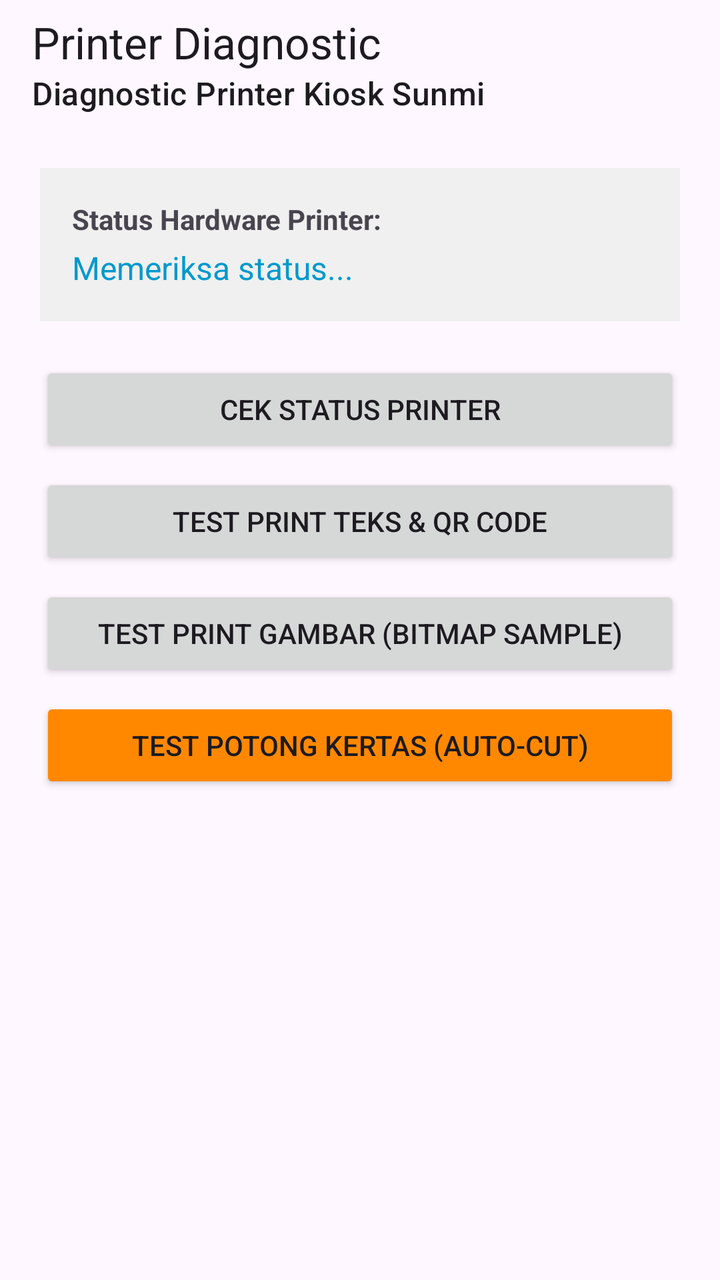
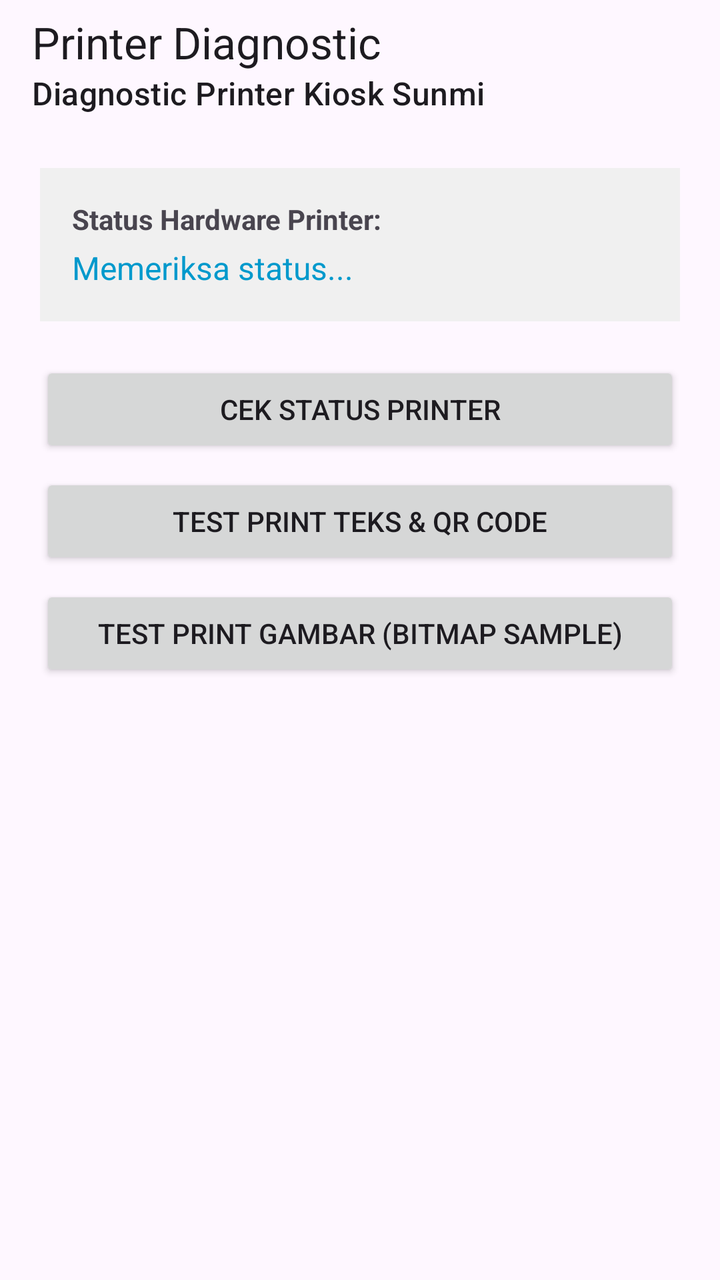

Compare the two renders of this Android layout. The source of the first and the diff that turns it into the second are given below.
<!-- AndroidManifest.xml: application theme Theme.MyApplication -->
<!-- res/layout/activity_printer_test.xml -->
<?xml version="1.0" encoding="utf-8"?>
<androidx.coordinatorlayout.widget.CoordinatorLayout xmlns:android="http://schemas.android.com/apk/res/android"
    xmlns:app="http://schemas.android.com/apk/res-auto"
    xmlns:tools="http://schemas.android.com/tools"
    android:id="@+id/main"
    android:layout_width="match_parent"
    android:layout_height="match_parent"
    tools:context=".PrinterTestActivity">

    <com.google.android.material.appbar.AppBarLayout
        android:layout_width="match_parent"
        android:layout_height="wrap_content"
        app:elevation="0dp">

        <com.google.android.material.appbar.MaterialToolbar
            android:id="@+id/toolbar"
            android:layout_width="match_parent"
            android:layout_height="?attr/actionBarSize"
            app:subtitle="@string/desc_printer_diagnostic"
            app:title="@string/printer_diagnostic" />
    </com.google.android.material.appbar.AppBarLayout>

    <androidx.core.widget.NestedScrollView
        android:layout_width="match_parent"
        android:layout_height="match_parent"
        app:layout_behavior="@string/appbar_scrolling_view_behavior">

        <LinearLayout
            android:layout_width="match_parent"
            android:layout_height="match_parent"
            android:orientation="vertical"
            android:padding="20dp"
            tools:context=".PrinterTestActivity">


            
            <LinearLayout
                android:layout_width="match_parent"
                android:layout_height="wrap_content"
                android:orientation="vertical"
                android:background="#F0F0F0"
                android:padding="16dp"
                android:layout_marginBottom="20dp">

                <TextView
                    android:layout_width="wrap_content"
                    android:layout_height="wrap_content"
                    android:text="Status Hardware Printer:"
                    android:textStyle="bold" />

                <TextView
                    android:id="@+id/tvPrinterStatus"
                    android:layout_width="wrap_content"
                    android:layout_height="wrap_content"
                    android:text="Memeriksa status..."
                    android:textSize="16sp"
                    android:textColor="@android:color/holo_blue_dark"
                    android:layout_marginTop="4dp"/>
            </LinearLayout>

            
            <Button
                android:id="@+id/btnCheckStatus"
                android:layout_width="match_parent"
                android:layout_height="wrap_content"
                android:text="Cek Status Printer"
                android:layout_marginBottom="8dp"/>

            <Button
                android:id="@+id/btnTestPrintText"
                android:layout_width="match_parent"
                android:layout_height="wrap_content"
                android:text="Test Print Teks &amp; QR Code"
                android:layout_marginBottom="8dp"/>

            <Button
                android:id="@+id/btnTestPrintBitmap"
                android:layout_width="match_parent"
                android:layout_height="wrap_content"
                android:text="Test Print Gambar (Bitmap Sample)"
                android:layout_marginBottom="8dp"/>

            <Button
                android:id="@+id/btnTestCutPaper"
                android:layout_width="match_parent"
                android:layout_height="wrap_content"
                android:text="Test Potong Kertas (Auto-Cut)"
                android:backgroundTint="@android:color/holo_orange_dark"
                android:layout_marginBottom="8dp"/>

        </LinearLayout>

    </androidx.core.widget.NestedScrollView>

</androidx.coordinatorlayout.widget.CoordinatorLayout>
<!-- resources referenced by this layout -->
<resources>
  <string name="desc_printer_diagnostic">Diagnostic Printer Kiosk Sunmi</string>
  <string name="printer_diagnostic">Printer Diagnostic</string>
  <style name="Theme.MyApplication" parent="Base.Theme.MyApplication" />
  <style name="Base.Theme.MyApplication" parent="Theme.Material3.DayNight.NoActionBar">
          
          
      </style>
</resources>

<!-- the commit's change to res/layout/activity_printer_test.xml (unified diff, before → after) -->
@@ -80,14 +80,6 @@
                 android:text="Test Print Gambar (Bitmap Sample)"
                 android:layout_marginBottom="8dp"/>
 
-            <Button
-                android:id="@+id/btnTestCutPaper"
-                android:layout_width="match_parent"
-                android:layout_height="wrap_content"
-                android:text="Test Potong Kertas (Auto-Cut)"
-                android:backgroundTint="@android:color/holo_orange_dark"
-                android:layout_marginBottom="8dp"/>
-
         </LinearLayout>
 
     </androidx.core.widget.NestedScrollView>
